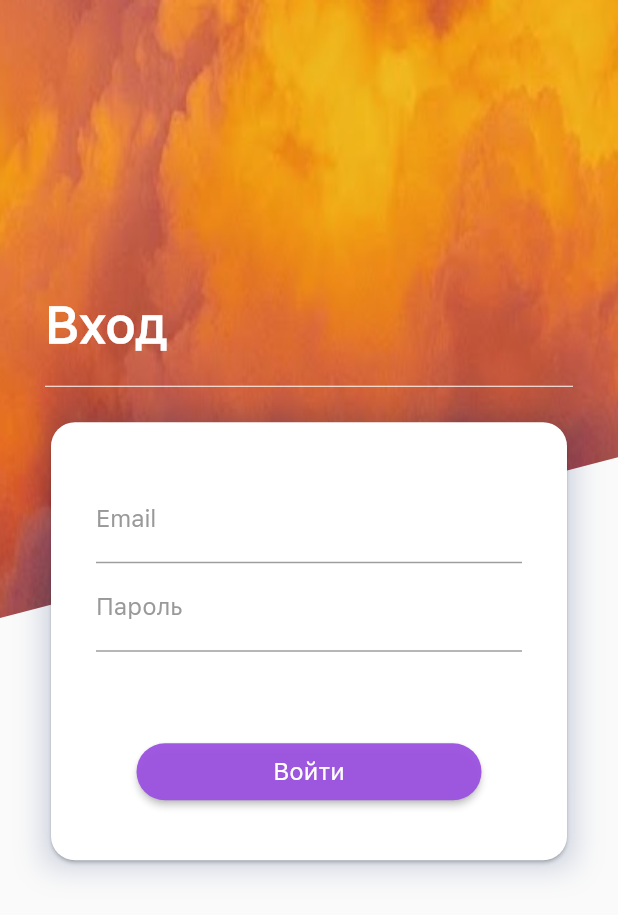
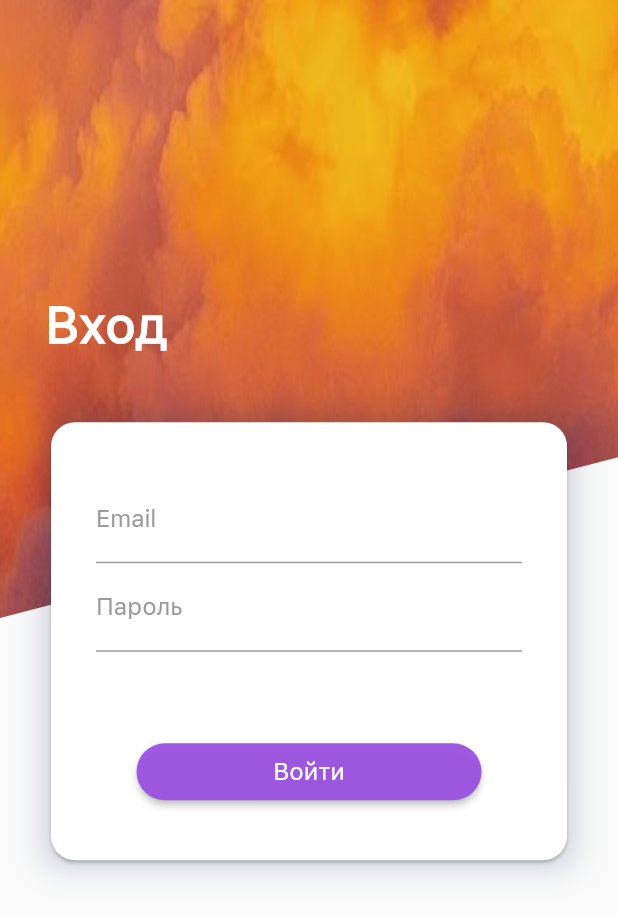
Before and after one commit to Nyanny/test_assignment, a Flutter app: the screen it shows after launch, on a phone screen of 412 x 824 dp. Shown: the top 915 px of the screen. Run offline on Flutter 3.47's test engine with Material 2 defaults, Android fonts, the phone set to English and light mode, and no system bars.

Commit message:
Changed color in Divider to transparent

```diff
--- a/lib/screens/login_screen.dart
+++ b/lib/screens/login_screen.dart
@@ -34,7 +34,7 @@ class LoginScreen extends StatelessWidget {
                 const Divider(
                   height: 40,
                   thickness: 0,
-                  color: Colors.white,
+                  color: Colors.transparent,
                 ),
                 Container(
                   height: 300,
--- a/lib/widgets/login_screen_widgets/login_card.dart
+++ b/lib/widgets/login_screen_widgets/login_card.dart
@@ -24,7 +24,7 @@ class LoginCard extends StatelessWidget {
             const Divider(
               height: 56,
               thickness: 0,
-              color: Colors.white,
+              color: Colors.transparent,
             ),
             EnterMaterialButton(),
           ],
```
